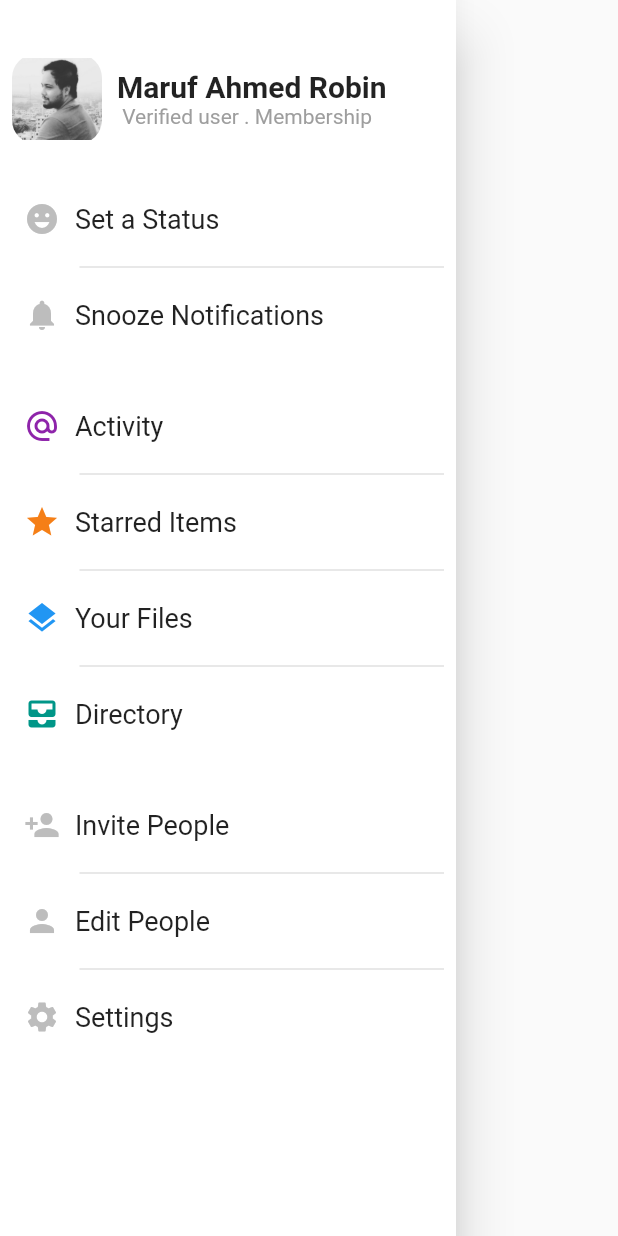
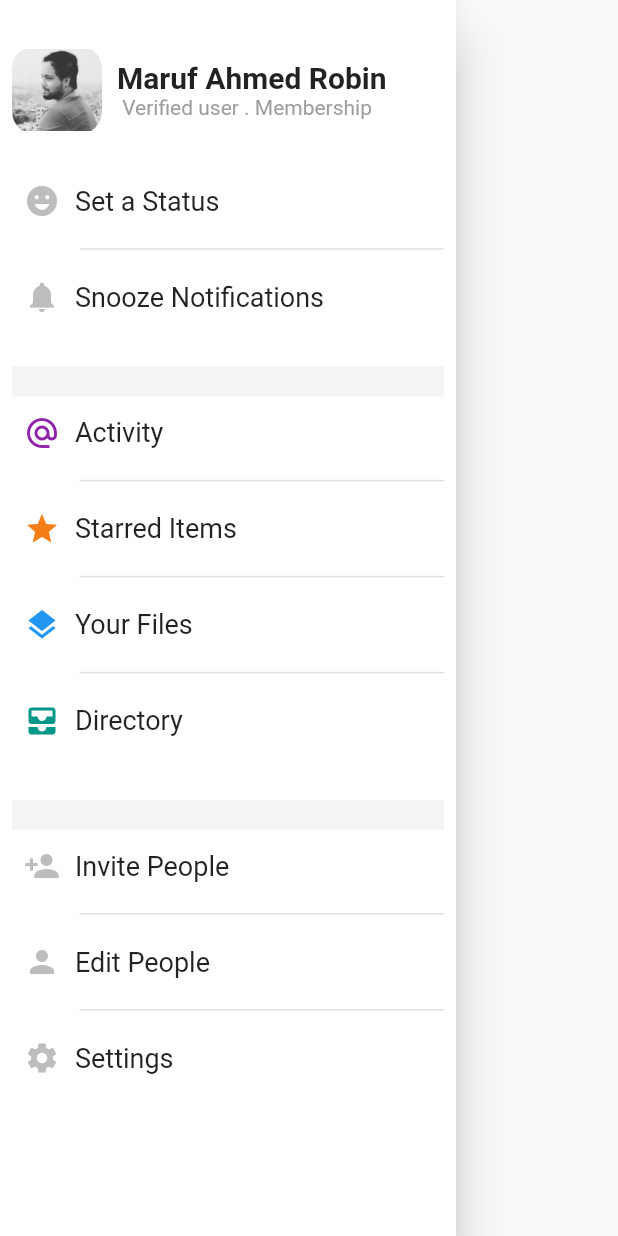
Before and after one commit to marufrobin/social_media, a Flutter app: the MyDrawer widget shown alone on an empty page, opened directly, on a phone screen of 412 x 824 dp. Run offline on Flutter 3.47's test engine with Material 2 defaults, Android fonts, the phone set to English and light mode, and no system bars.

Commit message:
Drawer modified.

```diff
--- a/lib/screen/my_drawer.dart
+++ b/lib/screen/my_drawer.dart
@@ -10,7 +10,7 @@ class MyDrawer extends StatelessWidget {
     return Drawer(
       backgroundColor: Colors.white,
       child: Container(
-        margin: EdgeInsets.only(top: 36, left: 8, right: 8, bottom: 2),
+        margin: EdgeInsets.only(top: 30, left: 8, right: 8, bottom: 2),
         // padding: const EdgeInsets.fromLTRB(0, 0, 0, 0),
         child: Column(
           children: [
@@ -45,9 +45,10 @@ class MyDrawer extends StatelessWidget {
                 ),
               ],
             ),
-            Container(
-              margin: EdgeInsets.only(top: 26, bottom: 26),
-              child: Expanded(
+            SizedBox(
+              height: 20,
+            ),
+            Expanded(
                 flex: 1,
                 child: Column(
                   children: [
@@ -66,11 +67,19 @@ class MyDrawer extends StatelessWidget {
                     ),
                   ],
                 )),
+            Container(
+              height: 20,
+              width: double.infinity,
+              color: Colors.grey.shade100,
             ),
+            activityToYourFiles(),
             Container(
-                margin: EdgeInsets.only(bottom: 26),
-                child: activityToYourFiles()),
-            editPeople()
+              height: 20,
+              width: double.infinity,
+              color: Colors.grey.shade100,
+            ),
+            editPeople(),
+
           ],
         ),
       ),
```
Lines whose indentation alone changed are shown as unchanged.
